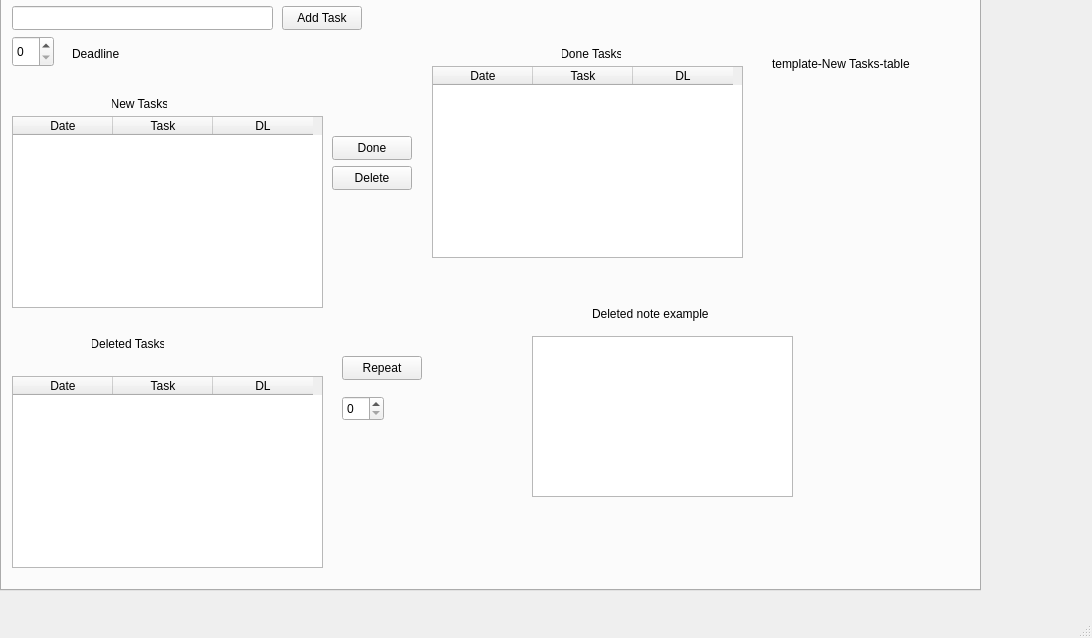
First picture: the form in ToDoNotes/mainwindow.ui, repository andreyschelkovo/ToDoNotes, before the edit.
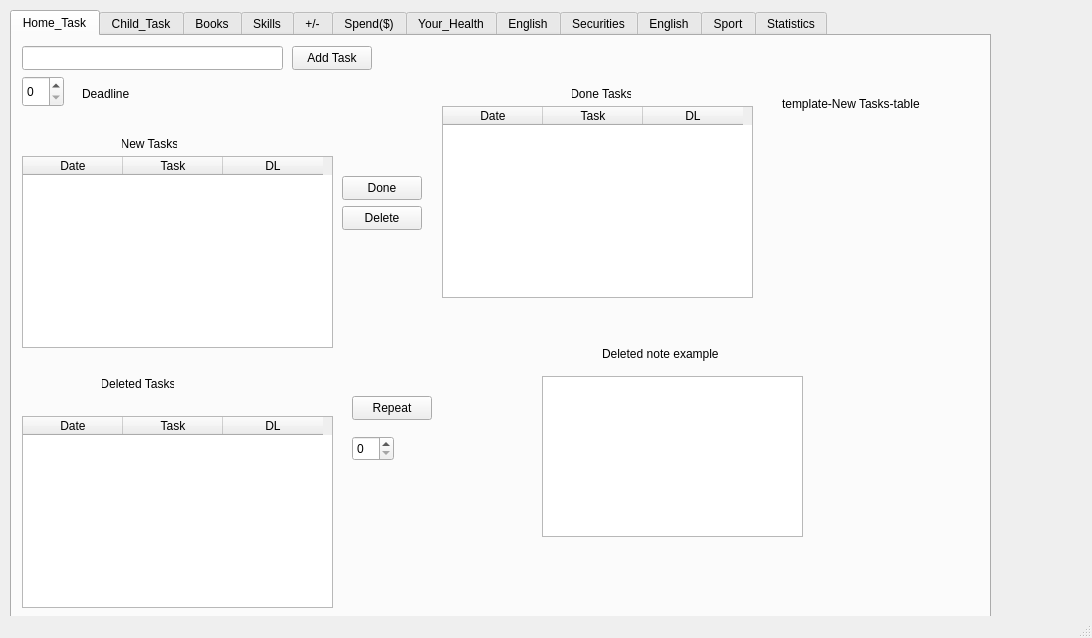
Second picture: the form after the edit.

Commit message: not complited delete button

```diff
--- a/ToDoNotes/mainwindow.ui
+++ b/ToDoNotes/mainwindow.ui
@@ -17,8 +17,8 @@
    <widget class="QTabWidget" name="tabWidget">
     <property name="geometry">
      <rect>
-      <x>0</x>
-      <y>-30</y>
+      <x>10</x>
+      <y>10</y>
       <width>981</width>
       <height>621</height>
      </rect>
```
The commit also changes 1 other file.
